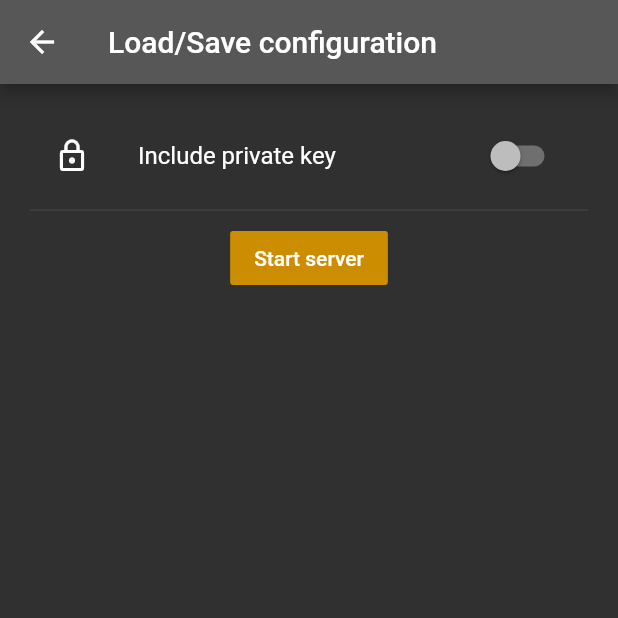
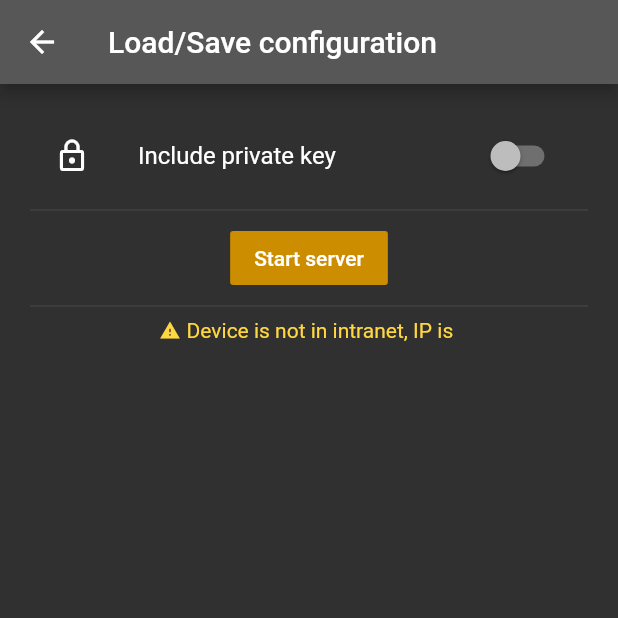
Before and after one commit to elsamuko/clusterup, a Flutter app: the LoadSaveView screen opened directly with empty values, on a phone screen of 412 x 824 dp, the top half of it. Run offline on Flutter 3.47's test engine with Material 2 defaults, Android fonts, the light colour scheme and no system bars; our stand-ins replace font_awesome_flutter, sqflite; missing offline and left inert: asn1lib, get_ip, http_server, pointycastle, ssh; accounts and stored records are empty.

Commit message:
add: warning label, if device is not in intranet

```diff
--- a/lib/views/load_save_view.dart
+++ b/lib/views/load_save_view.dart
@@ -111,6 +111,28 @@ class LoadSaveViewState extends State<LoadSaveView> {
       ];
     }
 
+    // warn, if we are not in intranet
+    if (!(_ip.startsWith("10.") || _ip.startsWith("192.168."))) {
+      children += <Widget>[
+        Divider(),
+        Row(
+          mainAxisAlignment: MainAxisAlignment.center,
+          children: <Widget>[
+            Icon(
+              Icons.warning,
+              color: Colors.amberAccent,
+              size: 14,
+            ),
+            SizedBox(width: 4),
+            Text(
+              "Device is not in intranet, IP is $_ip",
+              style: TextStyle(color: Colors.amberAccent),
+            ),
+          ],
+        ),
+      ];
+    }
+
     return WillPopScope(
         onWillPop: () async {
           Navigator.pop(context, widget._data);
```
